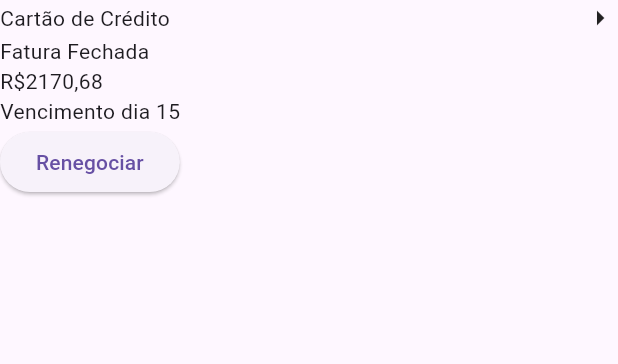
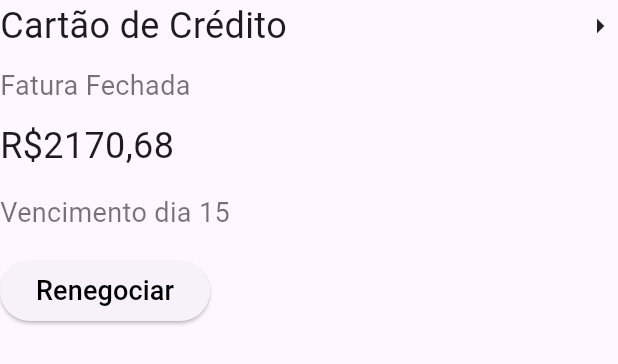
Before and after one commit to matheusviniciusga/appnubank, a Flutter app: the Cartao widget shown alone on an empty page, opened directly, on a phone screen of 412 x 824 dp. Shown: the top 364 px of the screen. Run offline on Flutter 3.47's test engine with Material 3 defaults, Android fonts, the phone set to English and light mode, and no system bars; network calls fail.

Commit message:
versao final

```diff
--- a/lib/Cartao.dart
+++ b/lib/Cartao.dart
@@ -17,14 +17,18 @@ class MyCartao extends State<Cartao> {
           Row(
             mainAxisAlignment: MainAxisAlignment.spaceBetween,
             children: [
-              Text("Cartão de Crédito"),
+              Text("Cartão de Crédito", style: TextStyle(fontSize: 24)),
               Icon(Icons.arrow_right)
             ],
           ),
-          Text("Fatura Fechada"),
-          Text("R\$2170,68"),
-          Text("Vencimento dia 15"),
-          ElevatedButton(onPressed: () {}, child: Text("Renegociar"))
+          SizedBox(height: 10),
+          Text("Fatura Fechada", style: TextStyle(fontSize: 18, color: Colors.black54)),
+          SizedBox(height: 10),
+          Text("R\$2170,68", style: TextStyle(fontSize: 24)),
+          SizedBox(height: 15),
+          Text("Vencimento dia 15", style: TextStyle(fontSize: 18, color: Colors.black54)),
+          SizedBox(height: 15),
+          ElevatedButton(onPressed: () {}, child: Text("Renegociar", style: TextStyle(fontSize: 18, color: Colors.black)))
         ],
       )
     );
```
Also changed, not shown: lib/Emprestimo.dart (+27 -7 lines).
